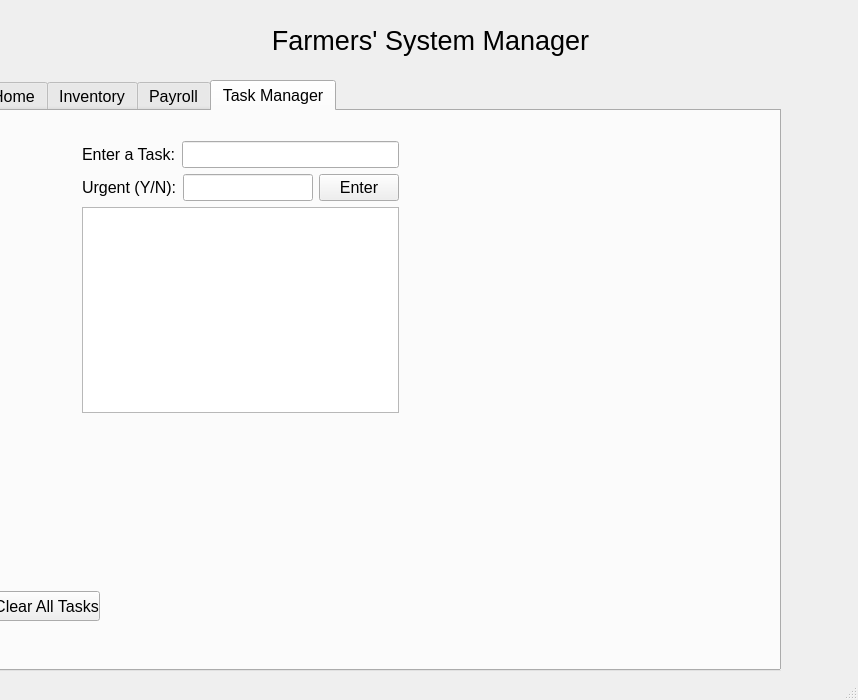
Above: FarmingSystemManager/mainwindow.ui from ryan-ghosh/FarmerSystemManager before the change. Below: the same form after it.
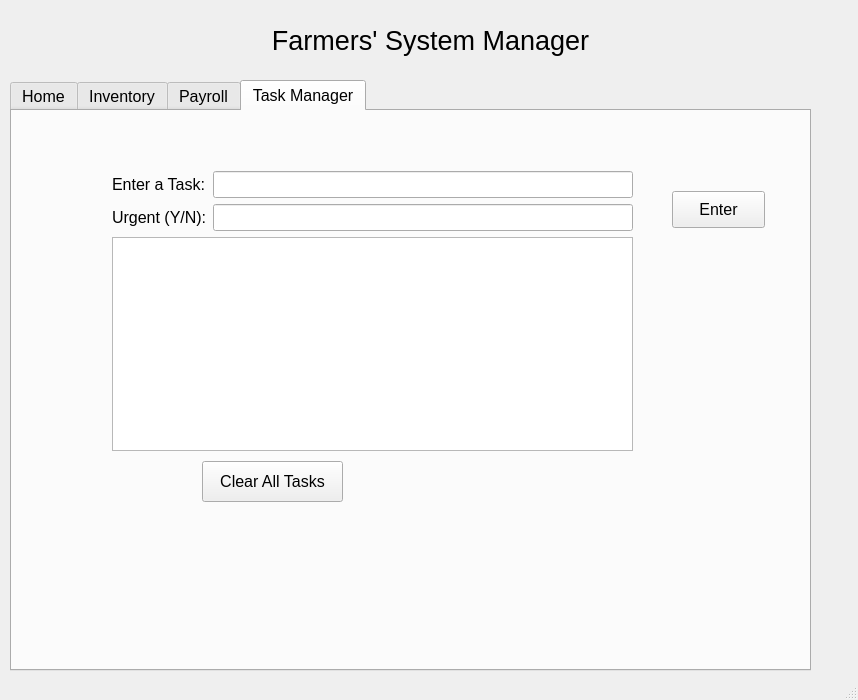
That is the form after the change. The open tabs and pages were chosen to show the change.

```diff
--- a/FarmingSystemManager/mainwindow.ui
+++ b/FarmingSystemManager/mainwindow.ui
@@ -17,7 +17,7 @@
    <widget class="QTabWidget" name="tabWidget">
     <property name="geometry">
      <rect>
-      <x>-20</x>
+      <x>10</x>
       <y>80</y>
       <width>801</width>
       <height>591</height>
@@ -340,30 +340,43 @@
      <widget class="QPushButton" name="clearButton">
       <property name="geometry">
        <rect>
-        <x>11</x>
-        <y>480</y>
-        <width>107</width>
-        <height>30</height>
+        <x>190</x>
+        <y>350</y>
+        <width>141</width>
+        <height>41</height>
        </rect>
       </property>
       <property name="text">
        <string>Clear All Tasks</string>
       </property>
      </widget>
+     <widget class="QPushButton" name="urgentButton">
+      <property name="geometry">
+       <rect>
+        <x>660</x>
+        <y>80</y>
+        <width>93</width>
+        <height>37</height>
+       </rect>
+      </property>
+      <property name="text">
+       <string>Enter</string>
+      </property>
+     </widget>
      <widget class="QWidget" name="">
       <property name="geometry">
        <rect>
         <x>100</x>
-        <y>30</y>
-        <width>317</width>
-        <height>272</height>
+        <y>60</y>
+        <width>521</width>
+        <height>280</height>
        </rect>
       </property>
-      <layout class="QVBoxLayout" name="verticalLayout_2">
+      <layout class="QVBoxLayout" name="verticalLayout">
        <item>
-        <layout class="QVBoxLayout" name="verticalLayout">
+        <layout class="QHBoxLayout" name="horizontalLayout_5">
          <item>
-          <layout class="QHBoxLayout" name="horizontalLayout">
+          <layout class="QVBoxLayout" name="verticalLayout_9">
            <item>
             <widget class="QLabel" name="label_4">
              <property name="text">
@@ -372,29 +385,26 @@
             </widget>
            </item>
            <item>
-            <widget class="QLineEdit" name="lineEdit"/>
-           </item>
-          </layout>
-         </item>
-         <item>
-          <layout class="QHBoxLayout" name="horizontalLayout_3">
-           <item>
             <widget class="QLabel" name="label_8">
              <property name="text">
               <string>Urgent (Y/N):</string>
              </property>
             </widget>
            </item>
+          </layout>
+         </item>
+         <item>
+          <layout class="QVBoxLayout" name="verticalLayout_10">
+           <item>
+            <widget class="QLineEdit" name="lineEdit">
+             <property name="text">
+              <string/>
+             </property>
+            </widget>
+           </item>
            <item>
             <widget class="QLineEdit" name="lineEditUrgent"/>
            </item>
-           <item>
-            <widget class="QPushButton" name="urgentButton">
-             <property name="text">
-              <string>Enter</string>
-             </property>
-            </widget>
-           </item>
           </layout>
          </item>
         </layout>
```
Left out of the diff: 16 changed lines with no effect on the pictures.
